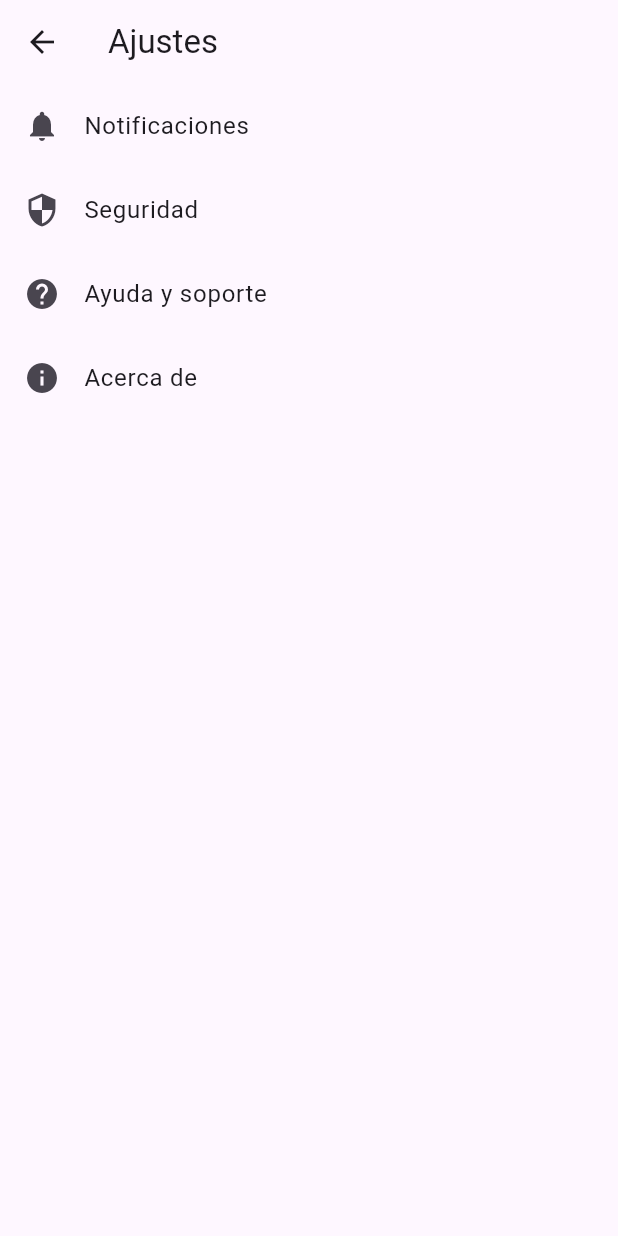
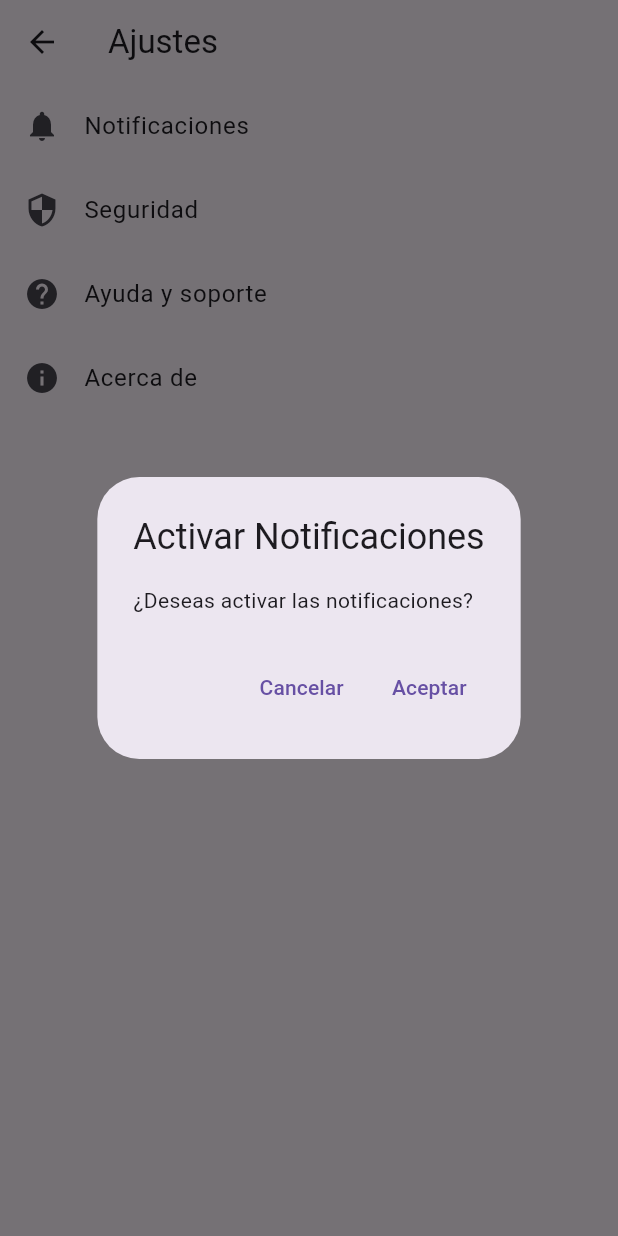
Before and after one commit to CharLyModZz288/trabajoFinal, a Flutter app: the AjustesView screen opened directly, after a tap on "Notificaciones", on a phone screen of 412 x 824 dp. Run offline on Flutter 3.47's test engine with Material 3 defaults, Android fonts, the phone set to English and light mode, and no system bars; our stand-ins replace cloud_firestore, firebase_auth, firebase_core, firebase_storage, geolocator, google_maps_flutter and 2 more; accounts and stored records are empty; statements that could not run were skipped.

Commit message:
Cambios generales

```diff
--- a/lib/Home/AjustesView.dart
+++ b/lib/Home/AjustesView.dart
@@ -4,7 +4,14 @@ import 'AboutView.dart';
 import 'HelpAndSupportView.dart';
 import 'SecuritySettingsView.dart';
 
-class AjustesView extends StatelessWidget {
+class AjustesView extends StatefulWidget {
+  @override
+  _AjustesViewState createState() => _AjustesViewState();
+}
+
+class _AjustesViewState extends State<AjustesView> {
+  bool _notificationsEnabled = false;
+
   @override
   Widget build(BuildContext context) {
     return Scaffold(
@@ -17,10 +24,9 @@ class AjustesView extends StatelessWidget {
             leading: Icon(Icons.notifications),
             title: Text('Notificaciones'),
             onTap: () {
-              // Acción al tocar la opción de notificaciones
+              _showConfirmationDialog(context);
             },
           ),
-
           ListTile(
             leading: Icon(Icons.security),
             title: Text('Seguridad'),
@@ -28,19 +34,18 @@ class AjustesView extends StatelessWidget {
               Navigator.push(
                 context,
                 MaterialPageRoute(builder: (context) => SecuritySettingsView()),
-              );},
+              );
+            },
           ),
-
-
-
           ListTile(
             leading: Icon(Icons.help),
             title: Text('Ayuda y soporte'),
             onTap: () {
-            Navigator.push(
-              context,
-              MaterialPageRoute(builder: (context) => HelpAndSupportView()),
-            );},
+              Navigator.push(
+                context,
+                MaterialPageRoute(builder: (context) => HelpAndSupportView()),
+              );
+            },
           ),
           ListTile(
             leading: Icon(Icons.info),
@@ -52,9 +57,39 @@ class AjustesView extends StatelessWidget {
               );
             },
           ),
-
         ],
       ),
     );
   }
+
+  void _showConfirmationDialog(BuildContext context) {
+    showDialog(
+      context: context,
+      builder: (BuildContext context) {
+        return AlertDialog(
+          title: Text(_notificationsEnabled ? 'Desactivar Notificaciones' : 'Activar Notificaciones'),
+          content: Text(_notificationsEnabled
+              ? '¿Deseas desactivar las notificaciones?'
+              : '¿Deseas activar las notificaciones?'),
+          actions: <Widget>[
+            TextButton(
+              child: Text('Cancelar'),
+              onPressed: () {
+                Navigator.of(context).pop(); // Cierra el cuadro de diálogo
+              },
+            ),
+            TextButton(
+              child: Text('Aceptar'),
+              onPressed: () {
+                setState(() {
+                  _notificationsEnabled = !_notificationsEnabled; // Cambia el estado de las notificaciones
+                });
+                Navigator.of(context).pop(); // Cierra el cuadro de diálogo
+              },
+            ),
+          ],
+        );
+      },
+    );
+  }
 }
```
